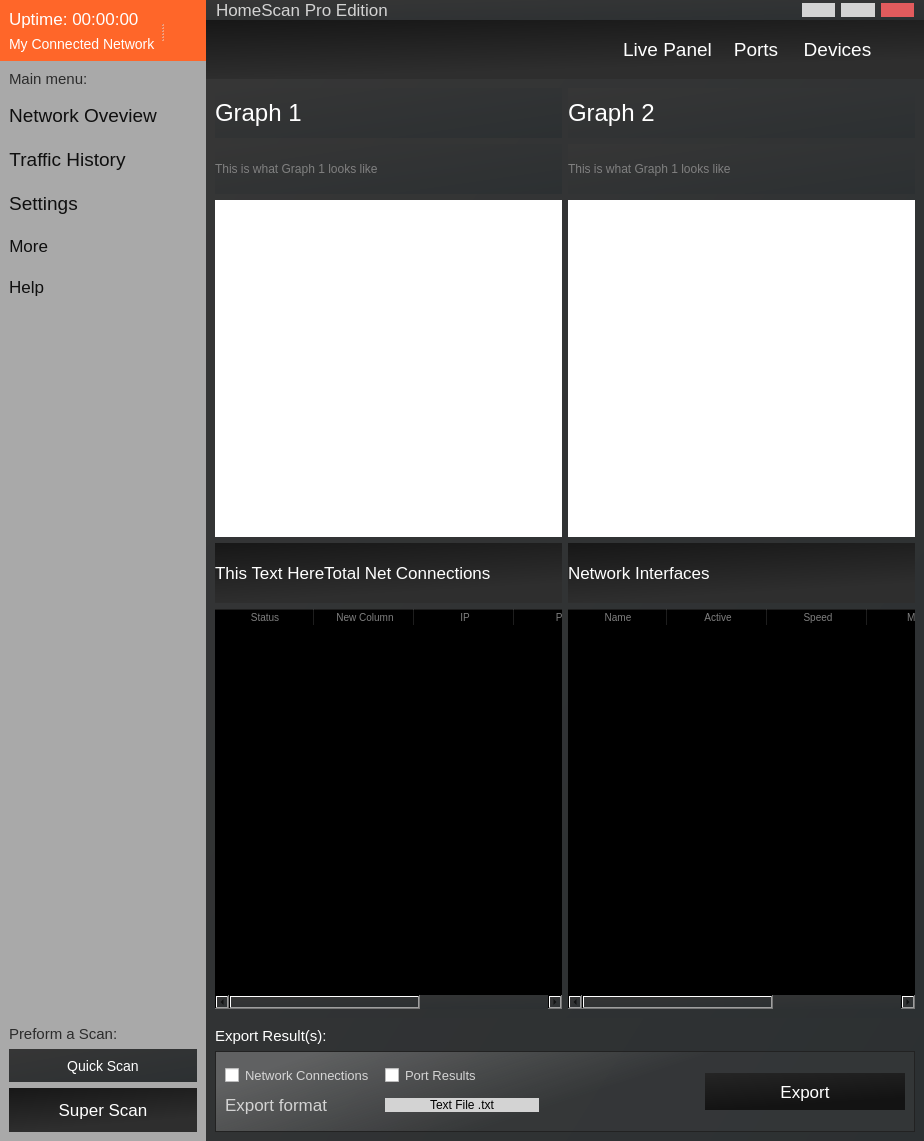
First picture: the form in mainwindow.ui, repository hunterjreid/HomeScan, before the edit.
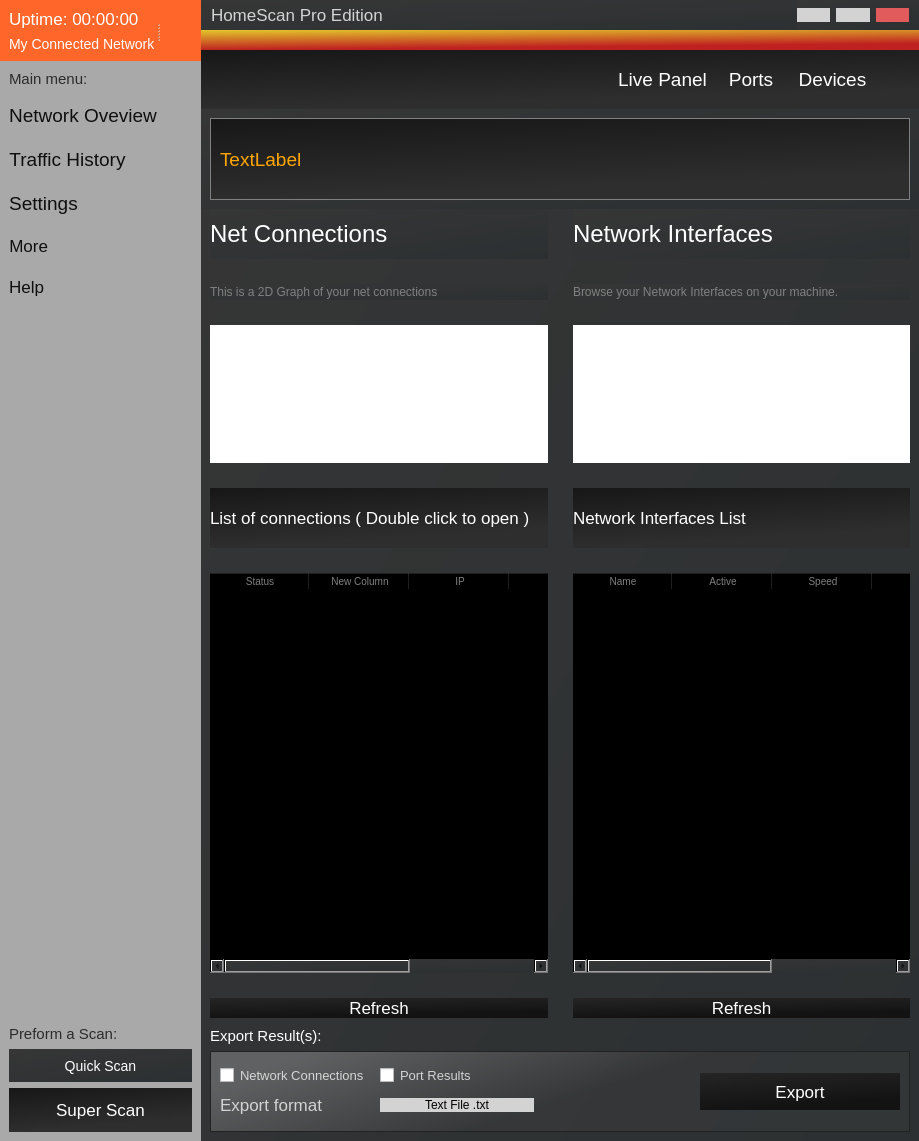
Second picture: the form after the edit. Icons and pictures are not drawn. Custom widgets are drawn as their Qt base class.

Commit message: Ports +🌠Live network scanner function working !!

What changed in the file:
```diff
--- a/mainwindow.ui
+++ b/mainwindow.ui
@@ -6,7 +6,7 @@
    <rect>
     <x>0</x>
     <y>0</y>
-    <width>924</width>
+    <width>913</width>
     <height>1141</height>
    </rect>
   </property>
@@ -437,10 +437,16 @@
          <property name="enabled">
           <bool>true</bool>
          </property>
+         <property name="minimumSize">
+          <size>
+           <width>0</width>
+           <height>30</height>
+          </size>
+         </property>
          <property name="maximumSize">
           <size>
            <width>16777215</width>
-           <height>34</height>
+           <height>30</height>
           </size>
          </property>
          <property name="styleSheet">
@@ -581,6 +587,12 @@
        </item>
        <item>
         <widget class="QFrame" name="color_bar">
+         <property name="minimumSize">
+          <size>
+           <width>0</width>
+           <height>20</height>
+          </size>
+         </property>
          <property name="maximumSize">
           <size>
            <width>16777215</width>
@@ -713,13 +725,79 @@
        </item>
        <item>
         <widget class="QFrame" name="router">
+         <property name="enabled">
+          <bool>true</bool>
+         </property>
+         <property name="minimumSize">
+          <size>
+           <width>0</width>
+           <height>100</height>
+          </size>
+         </property>
          <property name="frameShape">
           <enum>QFrame::StyledPanel</enum>
          </property>
          <property name="frameShadow">
           <enum>QFrame::Raised</enum>
          </property>
+         <layout class="QHBoxLayout" name="horizontalLayout_14">
+          <item>
+           <widget class="QFrame" name="frame_4">
+            <property name="minimumSize">
+             <size>
+              <width>0</width>
+              <height>80</height>
+             </size>
+            </property>
+            <property name="styleSheet">
+             <string notr="true">background-color: qlineargradient(spread:pad, x1:0, y1:0, x2:0.306, y2:0.909091, stop:0 rgba(23, 23, 23, 255), stop:1 rgba(46, 46, 46, 255));
+border: 1px solid grey;</string>
+            </property>
+            <property name="frameShape">
+             <enum>QFrame::StyledPanel</enum>
+            </property>
+            <property name="frameShadow">
+             <enum>QFrame::Raised</enum>
+            </property>
+            <layout class="QHBoxLayout" name="horizontalLayout_15">
+             <item>
+              <widget class="QLabel" name="label_13">
+               <property name="styleSheet">
+                <string notr="true">color: orange;
+border: 20px;
+top:0;
+border: none;
+background: none;
+font-size: 19px;</string>
+               </property>
+               <property name="text">
+                <string>TextLabel</string>
+               </property>
+              </widget>
+             </item>
+            </layout>
+           </widget>
+          </item>
+         </layout>
+        </widget>
+       </item>
+       <item>
          <layout class="QHBoxLayout" name="horizontalLayout_13">
+         <property name="spacing">
+          <number>25</number>
+         </property>
+         <property name="leftMargin">
+          <number>9</number>
+         </property>
+         <property name="topMargin">
+          <number>0</number>
+         </property>
+         <property name="rightMargin">
+          <number>9</number>
+         </property>
+         <property name="bottomMargin">
+          <number>0</number>
+         </property>
           <item>
            <layout class="QVBoxLayout" name="verticalLayout_11">
             <item>
@@ -741,7 +819,7 @@
 color:white;</string>
               </property>
               <property name="text">
-               <string>Graph 1</string>
+              <string>Net Connections</string>
               </property>
              </widget>
             </item>
@@ -750,20 +828,20 @@
               <property name="minimumSize">
                <size>
                 <width>0</width>
-                <height>50</height>
+               <height>16</height>
                </size>
               </property>
               <property name="maximumSize">
                <size>
                 <width>16777215</width>
-                <height>50</height>
+               <height>16</height>
                </size>
               </property>
               <property name="styleSheet">
                <string notr="true">color:grey;</string>
               </property>
               <property name="text">
-               <string>This is what Graph 1 looks like</string>
+              <string>This is a 2D Graph of your net connections</string>
               </property>
              </widget>
             </item>
@@ -788,7 +866,7 @@
 font-size:17px;</string>
               </property>
               <property name="text">
-               <string>This Text HereTotal Net Connections</string>
+              <string>List of connections ( Double click to open )</string>
               </property>
              </widget>
             </item>
@@ -834,6 +912,19 @@
               </column>
              </widget>
             </item>
+           <item>
+            <widget class="QPushButton" name="pushButton_14">
+             <property name="styleSheet">
+              <string notr="true">background-color:qlineargradient(spread:pad, x1:0, y1:0, x2:0.306, y2:0.909091, stop:0 rgba(37, 37, 37, 255), stop:1 rgba(19, 19, 19, 255));
+color:rgb(255, 255, 255);
+font-size:17px;
+border:none;</string>
+             </property>
+             <property name="text">
+              <string>Refresh</string>
+             </property>
+            </widget>
+           </item>
            </layout>
           </item>
           <item>
@@ -856,7 +947,7 @@
                <string notr="true">color:white;font-size:24px;</string>
               </property>
               <property name="text">
-               <string>Graph 2</string>
+              <string>Network Interfaces </string>
               </property>
              </widget>
             </item>
@@ -865,20 +956,20 @@
               <property name="minimumSize">
                <size>
                 <width>0</width>
-                <height>50</height>
+               <height>16</height>
                </size>
               </property>
               <property name="maximumSize">
                <size>
                 <width>16777215</width>
-                <height>50</height>
+               <height>16</height>
                </size>
               </property>
               <property name="styleSheet">
                <string notr="true">color:grey;</string>
               </property>
               <property name="text">
-               <string>This is what Graph 1 looks like</string>
+              <string>Browse your Network Interfaces on your machine.</string>
               </property>
              </widget>
             </item>
@@ -903,7 +994,7 @@
 font-size:17px;</string>
               </property>
               <property name="text">
-               <string>Network Interfaces</string>
+              <string>Network Interfaces List</string>
               </property>
              </widget>
             </item>
@@ -949,10 +1040,22 @@
               </column>
              </widget>
             </item>
-           </layout>
-          </item>
-         </layout>
-        </widget>
+           <item>
+            <widget class="QPushButton" name="pushButton_15">
+             <property name="styleSheet">
+              <string notr="true">background-color:qlineargradient(spread:pad, x1:0, y1:0, x2:0.306, y2:0.909091, stop:0 rgba(37, 37, 37, 255), stop:1 rgba(19, 19, 19, 255));
+color:rgb(255, 255, 255);
+font-size:17px;
+border:none;</string>
+             </property>
+             <property name="text">
+              <string>Refresh</string>
+             </property>
+            </widget>
+           </item>
+          </layout>
+         </item>
+        </layout>
        </item>
        <item alignment="Qt::AlignBottom">
         <widget class="QFrame" name="footer">
```
Lines whose indentation alone changed are shown as unchanged. The commit also changes 6 other files.
